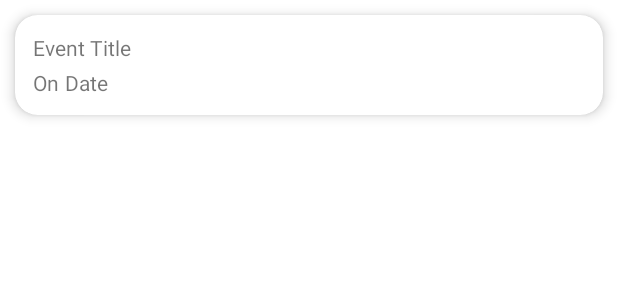
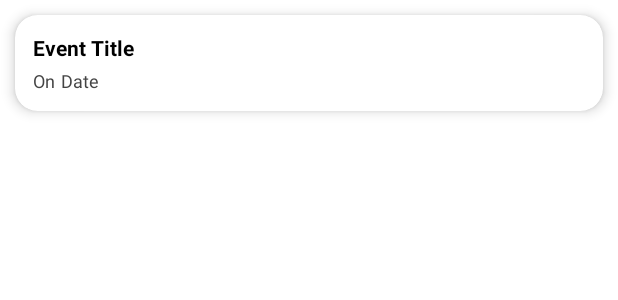
Before and after one commit to SheeRaaameetrance56/Android_group_project, an Android app: the layout item_private_card_view.xml on its own in the app's theme, with its tools: preview values and no code run, on a phone screen of 412 x 824 dp. Shown: the top 300 px of the screen. Run offline under Robolectric (Android 15) with nearby library versions, the phone set to English and light mode, and no system bars.

```diff
--- a/app/src/main/java/com/ousl/application_event_management/models/PrivateEvents.java
+++ b/app/src/main/java/com/ousl/application_event_management/models/PrivateEvents.java
@@ -1,7 +1,7 @@
 package com.ousl.application_event_management.models;
 
 public class PrivateEvents {
-    String title, description, venue, date, time, limitations, eventId, userId;
+    private String title, description, venue, date, time, limitations, eventId, userId;
 
     public PrivateEvents() {
         //empty constructor
@@ -14,7 +14,7 @@ public class PrivateEvents {
         this.date = date;
         this.time = time;
         this.limitations = limitations;
-        this.eventId = limitations;
+        this.eventId = eventId;
         this.userId = userId;
     }
 
--- a/app/src/main/res/layout/item_card_view.xml
+++ b/app/src/main/res/layout/item_card_view.xml
@@ -45,7 +45,7 @@
             android:layout_marginStart="10dp"
             android:text="@string/on"
             android:textColor="@color/black"
-            android:textSize="10sp"
+            android:textSize="12sp"
             app:layout_constraintBottom_toBottomOf="@+id/card_view_date"
             app:layout_constraintStart_toStartOf="parent"
             app:layout_constraintTop_toTopOf="@+id/card_view_date" />
@@ -57,7 +57,7 @@
             android:layout_marginStart="5dp"
             android:text="@string/date"
             android:textColor="@color/black"
-            android:textSize="10sp"
+            android:textSize="12sp"
             app:layout_constraintBottom_toBottomOf="parent"
             app:layout_constraintEnd_toEndOf="parent"
             app:layout_constraintHorizontal_bias="0.0"
--- a/app/src/main/res/layout/item_private_card_view.xml
+++ b/app/src/main/res/layout/item_private_card_view.xml
@@ -4,6 +4,8 @@
     android:layout_width="match_parent"
     android:layout_height="wrap_content"
     android:layout_margin="10dp"
+    android:background="@color/white"
+    android:backgroundTint="@color/white"
     app:cardCornerRadius="15dp"
     app:cardElevation="5dp">
 
@@ -18,7 +20,10 @@
             android:layout_width="match_parent"
             android:layout_height="wrap_content"
             android:layout_margin="2dp"
-            android:text="@string/event_title" />
+            android:text="@string/event_title"
+            android:textColor="@color/black"
+            android:textSize="14sp"
+            android:textStyle="bold" />
 
         <LinearLayout
             android:layout_width="match_parent"
@@ -30,7 +35,9 @@
                 android:layout_width="wrap_content"
                 android:layout_height="wrap_content"
                 android:layout_margin="2dp"
-                android:text="@string/on" />
+                android:text="@string/on"
+                android:textColor="@color/grey"
+                android:textSize="12sp" />
 
             <TextView
                 android:id="@+id/private_card_view_date"
@@ -38,7 +45,9 @@
                 android:layout_height="wrap_content"
                 android:layout_margin="2dp"
                 android:layout_weight="1"
-                android:text="@string/date" />
+                android:text="@string/date"
+                android:textColor="@color/grey"
+                android:textSize="12sp" />
         </LinearLayout>
 
     </LinearLayout>
```
Also changed, not shown: app/src/main/java/com/ousl/application_event_management/PrivateEventEntry.java (+9 -9 lines), app/src/main/java/com/ousl/application_event_management/adapters/PrivateEventAdapter.java (+5 -3 lines).
